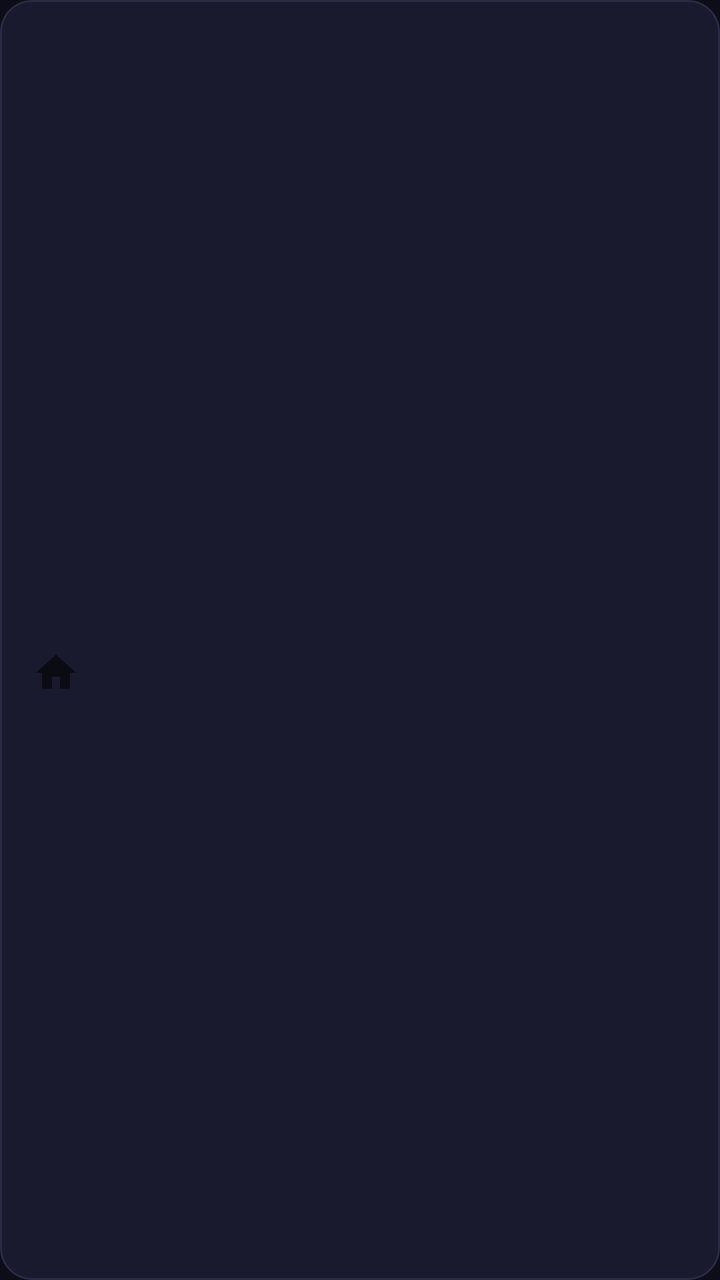
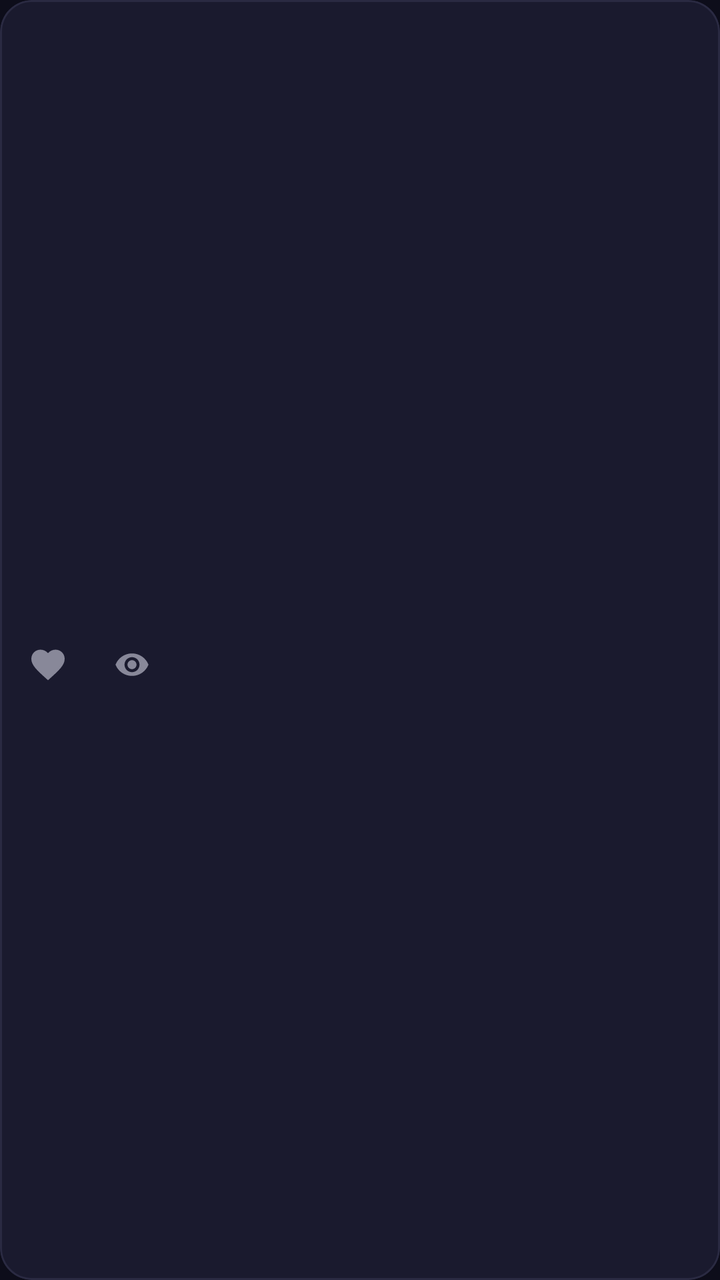

Screens rendered from an Android XML layout before and after an edit, with the pre-edit source and the edit as a unified diff.
<!-- AndroidManifest.xml: application theme Theme.RePixIV -->
<!-- res/layout/item_artwork.xml -->
<?xml version="1.0" encoding="utf-8"?>
<com.google.android.material.card.MaterialCardView
    xmlns:android="http://schemas.android.com/apk/res/android"
    xmlns:app="http://schemas.android.com/apk/res-auto"
    android:layout_width="match_parent"
    android:layout_height="wrap_content"
    android:layout_marginHorizontal="12dp"
    android:layout_marginVertical="6dp"
    app:cardBackgroundColor="@color/surface"
    app:cardCornerRadius="16dp"
    app:cardElevation="0dp"
    app:strokeColor="@color/divider"
    app:strokeWidth="1dp">

    <androidx.constraintlayout.widget.ConstraintLayout
        android:layout_width="match_parent"
        android:layout_height="wrap_content"
        android:padding="14dp">

        
        <ImageView
            android:id="@+id/imageAvatar"
            android:layout_width="40dp"
            android:layout_height="40dp"
            android:contentDescription="@string/author_avatar"
            app:layout_constraintStart_toStartOf="parent"
            app:layout_constraintTop_toTopOf="parent"/>

        
        <TextView
            android:id="@+id/textAuthorName"
            android:layout_width="0dp"
            android:layout_height="wrap_content"
            android:layout_marginStart="10dp"
            android:textColor="@color/text_primary"
            android:textSize="14sp"
            android:textStyle="bold"
            app:layout_constraintEnd_toEndOf="parent"
            app:layout_constraintStart_toEndOf="@id/imageAvatar"
            app:layout_constraintTop_toTopOf="@id/imageAvatar"/>

        
        <TextView
            android:id="@+id/textTitle"
            android:layout_width="0dp"
            android:layout_height="wrap_content"
            android:layout_marginStart="10dp"
            android:textColor="@color/text_secondary"
            android:textSize="12sp"
            app:layout_constraintEnd_toEndOf="parent"
            app:layout_constraintStart_toEndOf="@id/imageAvatar"
            app:layout_constraintTop_toBottomOf="@id/textAuthorName"/>

        
        <ImageView
            android:id="@+id/imageArtwork"
            android:layout_width="0dp"
            android:layout_height="220dp"
            android:layout_marginTop="12dp"
            android:contentDescription="@string/artwork_image"
            android:scaleType="centerCrop"
            app:layout_constraintEnd_toEndOf="parent"
            app:layout_constraintStart_toStartOf="parent"
            app:layout_constraintTop_toBottomOf="@id/imageAvatar"/>

        
        <TextView
            android:id="@+id/textTags"
            android:layout_width="0dp"
            android:layout_height="wrap_content"
            android:layout_marginTop="10dp"
            android:textColor="@color/accent"
            android:textSize="12sp"
            app:layout_constraintEnd_toEndOf="parent"
            app:layout_constraintStart_toStartOf="parent"
            app:layout_constraintTop_toBottomOf="@id/imageArtwork"/>

        
        <ImageButton
            android:id="@+id/buttonLike"
            android:layout_width="28dp"
            android:layout_height="28dp"
            android:layout_marginTop="10dp"
            android:background="?attr/selectableItemBackgroundBorderless"
            android:contentDescription="@string/like"
            android:src="@drawable/ic_nav_home"
            app:layout_constraintStart_toStartOf="parent"
            app:layout_constraintTop_toBottomOf="@id/textTags"/>

        
        <TextView
            android:id="@+id/textLikeCount"
            android:layout_width="wrap_content"
            android:layout_height="wrap_content"
            android:layout_marginStart="6dp"
            android:textColor="@color/text_secondary"
            android:textSize="13sp"
            app:layout_constraintBottom_toBottomOf="@id/buttonLike"
            app:layout_constraintStart_toEndOf="@id/buttonLike"
            app:layout_constraintTop_toTopOf="@id/buttonLike"/>

        
        <TextView
            android:id="@+id/textViewCount"
            android:layout_width="wrap_content"
            android:layout_height="wrap_content"
            android:layout_marginStart="20dp"
            android:textColor="@color/text_secondary"
            android:textSize="13sp"
            app:layout_constraintBottom_toBottomOf="@id/buttonLike"
            app:layout_constraintStart_toEndOf="@id/textLikeCount"
            app:layout_constraintTop_toTopOf="@id/buttonLike"/>

    </androidx.constraintlayout.widget.ConstraintLayout>

</com.google.android.material.card.MaterialCardView>
<!-- resources referenced by this layout -->
<resources>
  <color name="accent">#E94560</color>
  <color name="divider">#2A2A42</color>
  <color name="surface">#1A1A2E</color>
  <color name="text_primary">#FFFFFF</color>
  <color name="text_secondary">#8888AA</color>
  <!-- drawable ic_nav_home (drawable) -->
  <?xml version="1.0" encoding="utf-8"?>
  <vector xmlns:android="http://schemas.android.com/apk/res/android"
      android:width="24dp"
      android:height="24dp"
      android:viewportWidth="24"
      android:viewportHeight="24"
      android:tint="?attr/colorControlNormal">
      <path android:fillColor="@android:color/white"
            android:pathData="M10,20v-6h4v6h5v-8h3L12,3 2,12h3v8z"/>
  </vector>
  <string name="artwork_image">Artwork image</string>
  <string name="author_avatar">Author avatar</string>
  <string name="like">Like artwork</string>
  <style name="Theme.RePixIV" parent="Theme.MaterialComponents.DayNight.NoActionBar">
          <item name="colorPrimary">@color/primary</item>
          <item name="colorPrimaryVariant">@color/primary_variant</item>
          <item name="colorOnPrimary">@color/white</item>
          <item name="colorSecondary">@color/accent</item>
          <item name="colorOnSecondary">@color/white</item>
          <item name="android:colorBackground">@color/background</item>
          <item name="colorSurface">@color/surface</item>
          <item name="colorOnSurface">@color/text_primary</item>
          <item name="android:statusBarColor">@color/background</item>
          <item name="android:navigationBarColor">@color/surface</item>
      </style>
  <color name="primary">#1A1A2E</color>
  <color name="primary_variant">#16213E</color>
  <color name="white">#FFFFFF</color>
  <color name="background">#0D0D1A</color>
</resources>

<!-- the commit's change to res/layout/item_artwork.xml (unified diff, before → after) -->
@@ -17,45 +17,30 @@
         android:layout_height="wrap_content"
         android:padding="14dp">
 
-        
-        <ImageView
-            android:id="@+id/imageAvatar"
-            android:layout_width="40dp"
-            android:layout_height="40dp"
+        <ImageView android:id="@+id/imageAvatar"
+            android:layout_width="40dp" android:layout_height="40dp"
             android:contentDescription="@string/author_avatar"
             app:layout_constraintStart_toStartOf="parent"
             app:layout_constraintTop_toTopOf="parent"/>
 
-        
-        <TextView
-            android:id="@+id/textAuthorName"
-            android:layout_width="0dp"
-            android:layout_height="wrap_content"
+        <TextView android:id="@+id/textAuthorName"
+            android:layout_width="0dp" android:layout_height="wrap_content"
             android:layout_marginStart="10dp"
-            android:textColor="@color/text_primary"
-            android:textSize="14sp"
-            android:textStyle="bold"
+            android:textColor="@color/text_primary" android:textSize="14sp" android:textStyle="bold"
             app:layout_constraintEnd_toEndOf="parent"
             app:layout_constraintStart_toEndOf="@id/imageAvatar"
             app:layout_constraintTop_toTopOf="@id/imageAvatar"/>
 
-        
-        <TextView
-            android:id="@+id/textTitle"
-            android:layout_width="0dp"
-            android:layout_height="wrap_content"
+        <TextView android:id="@+id/textTitle"
+            android:layout_width="0dp" android:layout_height="wrap_content"
             android:layout_marginStart="10dp"
-            android:textColor="@color/text_secondary"
-            android:textSize="12sp"
+            android:textColor="@color/text_secondary" android:textSize="12sp"
             app:layout_constraintEnd_toEndOf="parent"
             app:layout_constraintStart_toEndOf="@id/imageAvatar"
             app:layout_constraintTop_toBottomOf="@id/textAuthorName"/>
 
-        
-        <ImageView
-            android:id="@+id/imageArtwork"
-            android:layout_width="0dp"
-            android:layout_height="220dp"
+        <ImageView android:id="@+id/imageArtwork"
+            android:layout_width="0dp" android:layout_height="220dp"
             android:layout_marginTop="12dp"
             android:contentDescription="@string/artwork_image"
             android:scaleType="centerCrop"
@@ -63,54 +48,44 @@
             app:layout_constraintStart_toStartOf="parent"
             app:layout_constraintTop_toBottomOf="@id/imageAvatar"/>
 
-        
-        <TextView
-            android:id="@+id/textTags"
-            android:layout_width="0dp"
-            android:layout_height="wrap_content"
+        <TextView android:id="@+id/textTags"
+            android:layout_width="0dp" android:layout_height="wrap_content"
             android:layout_marginTop="10dp"
-            android:textColor="@color/accent"
-            android:textSize="12sp"
+            android:textColor="@color/accent" android:textSize="12sp"
             app:layout_constraintEnd_toEndOf="parent"
             app:layout_constraintStart_toStartOf="parent"
             app:layout_constraintTop_toBottomOf="@id/imageArtwork"/>
 
-        
-        <ImageButton
-            android:id="@+id/buttonLike"
-            android:layout_width="28dp"
-            android:layout_height="28dp"
+        <ImageView android:id="@+id/iconHeart"
+            android:layout_width="20dp" android:layout_height="20dp"
             android:layout_marginTop="10dp"
-            android:background="?attr/selectableItemBackgroundBorderless"
-            android:contentDescription="@string/like"
-            android:src="@drawable/ic_nav_home"
+            android:src="@drawable/ic_heart"
             app:layout_constraintStart_toStartOf="parent"
             app:layout_constraintTop_toBottomOf="@id/textTags"/>
 
-        
-        <TextView
-            android:id="@+id/textLikeCount"
-            android:layout_width="wrap_content"
-            android:layout_height="wrap_content"
-            android:layout_marginStart="6dp"
-            android:textColor="@color/text_secondary"
-            android:textSize="13sp"
-            app:layout_constraintBottom_toBottomOf="@id/buttonLike"
-            app:layout_constraintStart_toEndOf="@id/buttonLike"
-            app:layout_constraintTop_toTopOf="@id/buttonLike"/>
+        <TextView android:id="@+id/textLikeCount"
+            android:layout_width="wrap_content" android:layout_height="wrap_content"
+            android:layout_marginStart="5dp"
+            android:textColor="@color/text_secondary" android:textSize="13sp"
+            app:layout_constraintBottom_toBottomOf="@id/iconHeart"
+            app:layout_constraintStart_toEndOf="@id/iconHeart"
+            app:layout_constraintTop_toTopOf="@id/iconHeart"/>
 
-        
-        <TextView
-            android:id="@+id/textViewCount"
-            android:layout_width="wrap_content"
-            android:layout_height="wrap_content"
-            android:layout_marginStart="20dp"
-            android:textColor="@color/text_secondary"
-            android:textSize="13sp"
-            app:layout_constraintBottom_toBottomOf="@id/buttonLike"
+        <ImageView android:id="@+id/iconEye"
+            android:layout_width="18dp" android:layout_height="18dp"
+            android:layout_marginStart="18dp"
+            android:src="@drawable/ic_eye"
+            app:layout_constraintBottom_toBottomOf="@id/iconHeart"
             app:layout_constraintStart_toEndOf="@id/textLikeCount"
-            app:layout_constraintTop_toTopOf="@id/buttonLike"/>
+            app:layout_constraintTop_toTopOf="@id/iconHeart"/>
+
+        <TextView android:id="@+id/textViewCount"
+            android:layout_width="wrap_content" android:layout_height="wrap_content"
+            android:layout_marginStart="5dp"
+            android:textColor="@color/text_secondary" android:textSize="13sp"
+            app:layout_constraintBottom_toBottomOf="@id/iconHeart"
+            app:layout_constraintStart_toEndOf="@id/iconEye"
+            app:layout_constraintTop_toTopOf="@id/iconHeart"/>
 
     </androidx.constraintlayout.widget.ConstraintLayout>
-
 </com.google.android.material.card.MaterialCardView>
<!-- resource entries referenced after the edit -->
@@ -5,20 +5,24 @@
   <color name="surface">#1A1A2E</color>
   <color name="text_primary">#FFFFFF</color>
   <color name="text_secondary">#8888AA</color>
-  <!-- drawable ic_nav_home (drawable) -->
+  <!-- drawable ic_eye (drawable) -->
   <?xml version="1.0" encoding="utf-8"?>
   <vector xmlns:android="http://schemas.android.com/apk/res/android"
-      android:width="24dp"
-      android:height="24dp"
-      android:viewportWidth="24"
-      android:viewportHeight="24"
-      android:tint="?attr/colorControlNormal">
-      <path android:fillColor="@android:color/white"
-            android:pathData="M10,20v-6h4v6h5v-8h3L12,3 2,12h3v8z"/>
+      android:width="18dp" android:height="18dp"
+      android:viewportWidth="24" android:viewportHeight="24">
+      <path android:fillColor="#888899"
+            android:pathData="M12,4.5C7,4.5 2.73,7.61 1,12c1.73,4.39 6,7.5 11,7.5s9.27,-3.11 11,-7.5C21.27,7.61 17,4.5 12,4.5zM12,17c-2.76,0-5,-2.24-5,-5s2.24,-5 5,-5 5,2.24 5,5-2.24,5-5,5zM12,9c-1.66,0-3,1.34-3,3s1.34,3 3,3 3,-1.34 3,-3-1.34,-3-3,-3z"/>
+  </vector>
+  <!-- drawable ic_heart (drawable) -->
+  <?xml version="1.0" encoding="utf-8"?>
+  <vector xmlns:android="http://schemas.android.com/apk/res/android"
+      android:width="20dp" android:height="20dp"
+      android:viewportWidth="24" android:viewportHeight="24">
+      <path android:fillColor="#888899"
+            android:pathData="M12,21.35l-1.45-1.32C5.4,15.36 2,12.28 2,8.5 2,5.42 4.42,3 7.5,3c1.74,0 3.41,0.81 4.5,2.09C13.09,3.81 14.76,3 16.5,3 19.58,3 22,5.42 22,8.5c0,3.78-3.4,6.86-8.55,11.54L12,21.35z"/>
   </vector>
   <string name="artwork_image">Artwork image</string>
   <string name="author_avatar">Author avatar</string>
-  <string name="like">Like artwork</string>
   <style name="Theme.RePixIV" parent="Theme.MaterialComponents.DayNight.NoActionBar">
           <item name="colorPrimary">@color/primary</item>
           <item name="colorPrimaryVariant">@color/primary_variant</item>
@@ -29,11 +33,12 @@
           <item name="colorSurface">@color/surface</item>
           <item name="colorOnSurface">@color/text_primary</item>
           <item name="android:statusBarColor">@color/background</item>
-          <item name="android:navigationBarColor">@color/surface</item>
+          <item name="android:navigationBarColor">@color/nav_background</item>
       </style>
   <color name="primary">#1A1A2E</color>
   <color name="primary_variant">#16213E</color>
   <color name="white">#FFFFFF</color>
   <color name="background">#0D0D1A</color>
+  <color name="nav_background">#000000</color>
 </resources>
 
